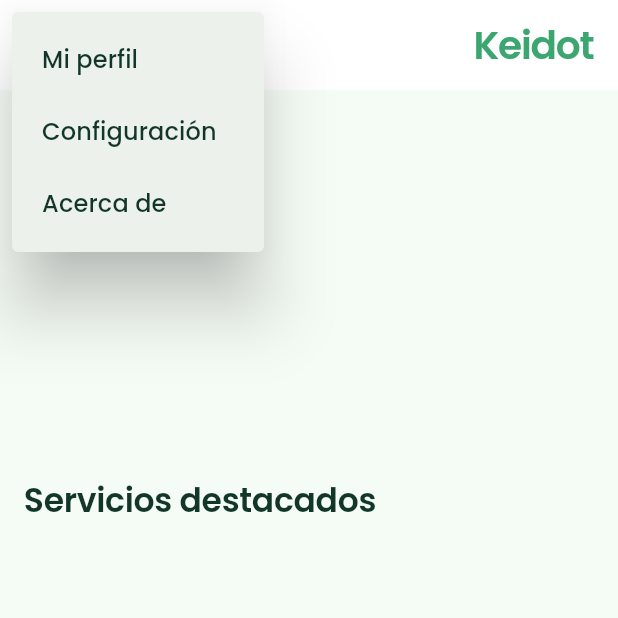
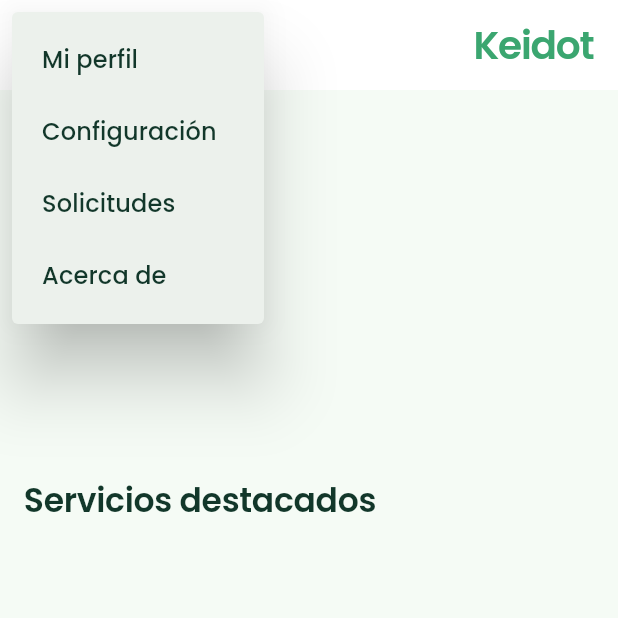
Before and after one commit to spricew/Keidot-Project, a Flutter app: the HomeScreen screen opened directly, after a tap on the "menu" icon, on a phone screen of 412 x 824 dp, the top half of it. Run offline on Flutter 3.47's test engine with Material 3 defaults, Android fonts, the phone set to English and light mode, and no system bars; our stand-ins replace file_picker, flutter_map, flutter_secure_storage, get, latlong2, shimmer; accounts and stored records are empty; network calls fail; project files that could hold a hidden picture were left out.

Commit message:
añadido de pagina de solicitudes al menu

```diff
--- a/Keidot-Project/lib/widgets/custom_popup.dart
+++ b/Keidot-Project/lib/widgets/custom_popup.dart
@@ -2,6 +2,9 @@
 import 'package:test_app/config/theme/app_theme.dart';
 import 'package:test_app/presentation/screens/client_profile_screen.dart';
 import 'package:test_app/presentation/screens/config_screen.dart';
+import 'package:test_app/presentation/screens/home_screen.dart';
+import 'package:test_app/presentation/screens/request_screen.dart';
+import 'package:test_app/presentation/screens/requests_screen.dart';
 
 class CustomPopupMenu extends StatelessWidget {
   const CustomPopupMenu({super.key});
@@ -28,7 +31,12 @@
           ),
           PopupMenuItem(
             padding: const EdgeInsets.symmetric(horizontal: 20),
-            onTap: () => _navigateToScreen(context, const ConfigScreen()),
+            onTap: () => _navigateToScreen(context, const RequestsScreen()),
+            child: _buildMenuText("Solicitudes"),
+          ),
+          PopupMenuItem(
+            padding: const EdgeInsets.symmetric(horizontal: 20),
+            onTap: () => _navigateToScreen(context, const HomeScreen()),
             child: _buildMenuText("Acerca de"),
           ),
         ];
```
Also changed, not shown: Keidot-Project/pubspec.lock.
